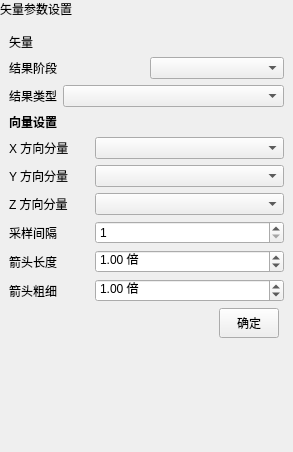
Before: the Qt Designer form plugins/Base_PostProcessing/VectorSettingWidget.ui in asd977/base_cae, drawn with Qt 5.
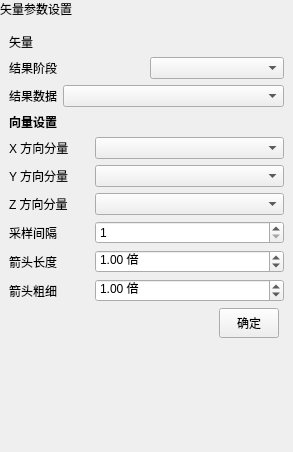
After: the same form once the commit is applied.

Patch:
```diff
--- a/plugins/Base_PostProcessing/VectorSettingWidget.ui
+++ b/plugins/Base_PostProcessing/VectorSettingWidget.ui
@@ -106,7 +106,7 @@
              </sizepolicy>
             </property>
             <property name="text">
-             <string>结果类型</string>
+             <string>结果数据</string>
             </property>
            </widget>
           </item>
```
